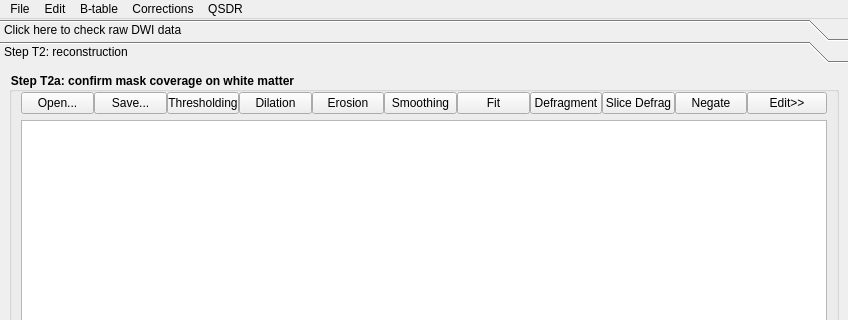
This is reconstruction/reconstruction_window.ui in frankyeh/DSI-Studio as Qt 5 draws it before an edit; both pictures show x 0 to 848 and y 0 to 320 of the 848 by 706 pixel window. The edited form follows.
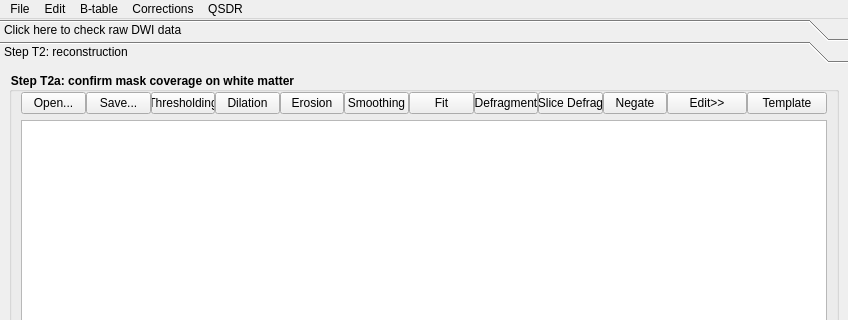
This is the edited form. Icons and pictures are not drawn.

What changed in the file:
```diff
--- a/reconstruction/reconstruction_window.ui
+++ b/reconstruction/reconstruction_window.ui
@@ -545,6 +545,13 @@
                  </property>
                 </spacer>
                </item>
+               <item row="0" column="11">
+                <widget class="QPushButton" name="from_template">
+                 <property name="text">
+                  <string>Template</string>
+                 </property>
+                </widget>
+               </item>
               </layout>
              </item>
              <item>
```
